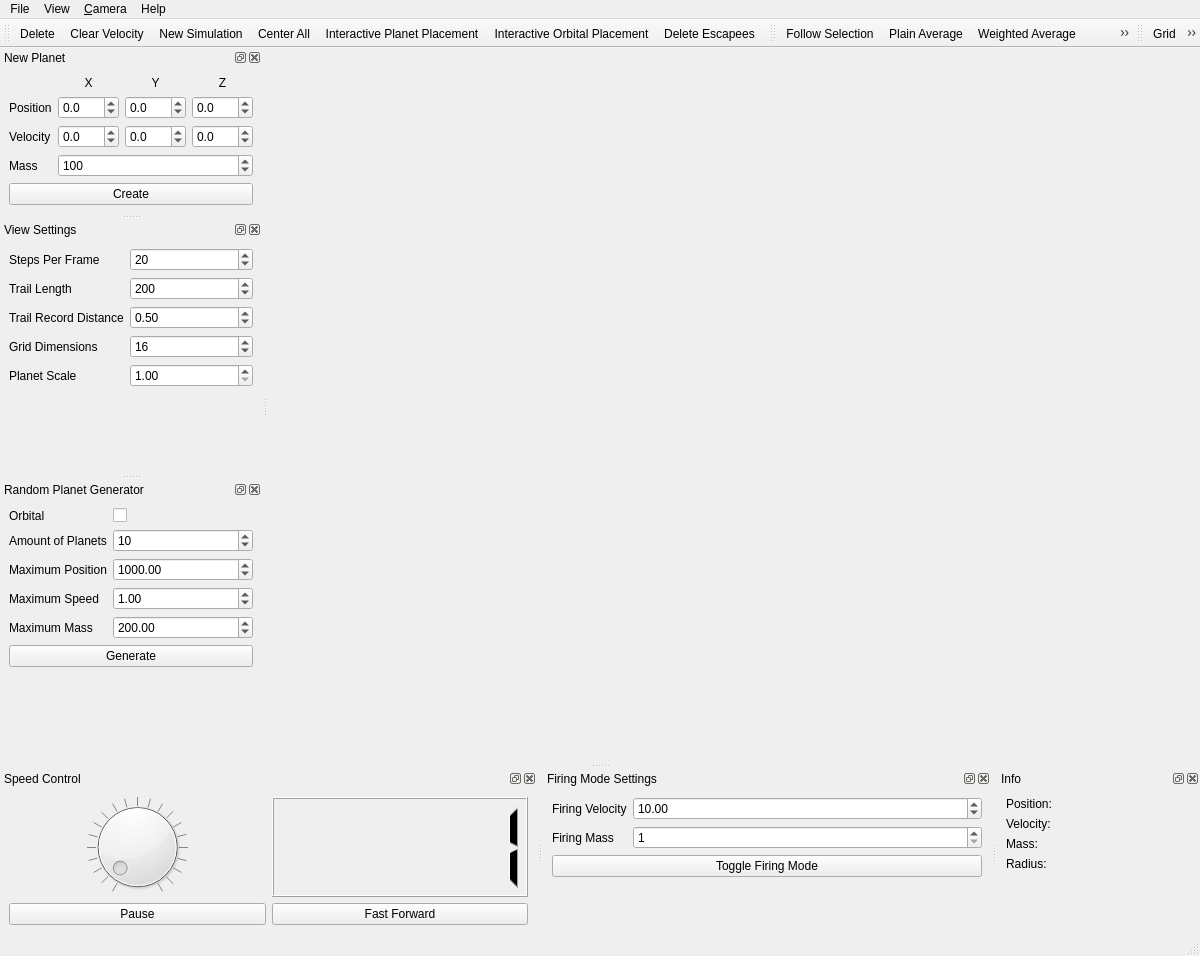
Before: the Qt Designer form qt/forms/mainwindow.ui in chipgw/planets-3d, drawn with Qt 5.
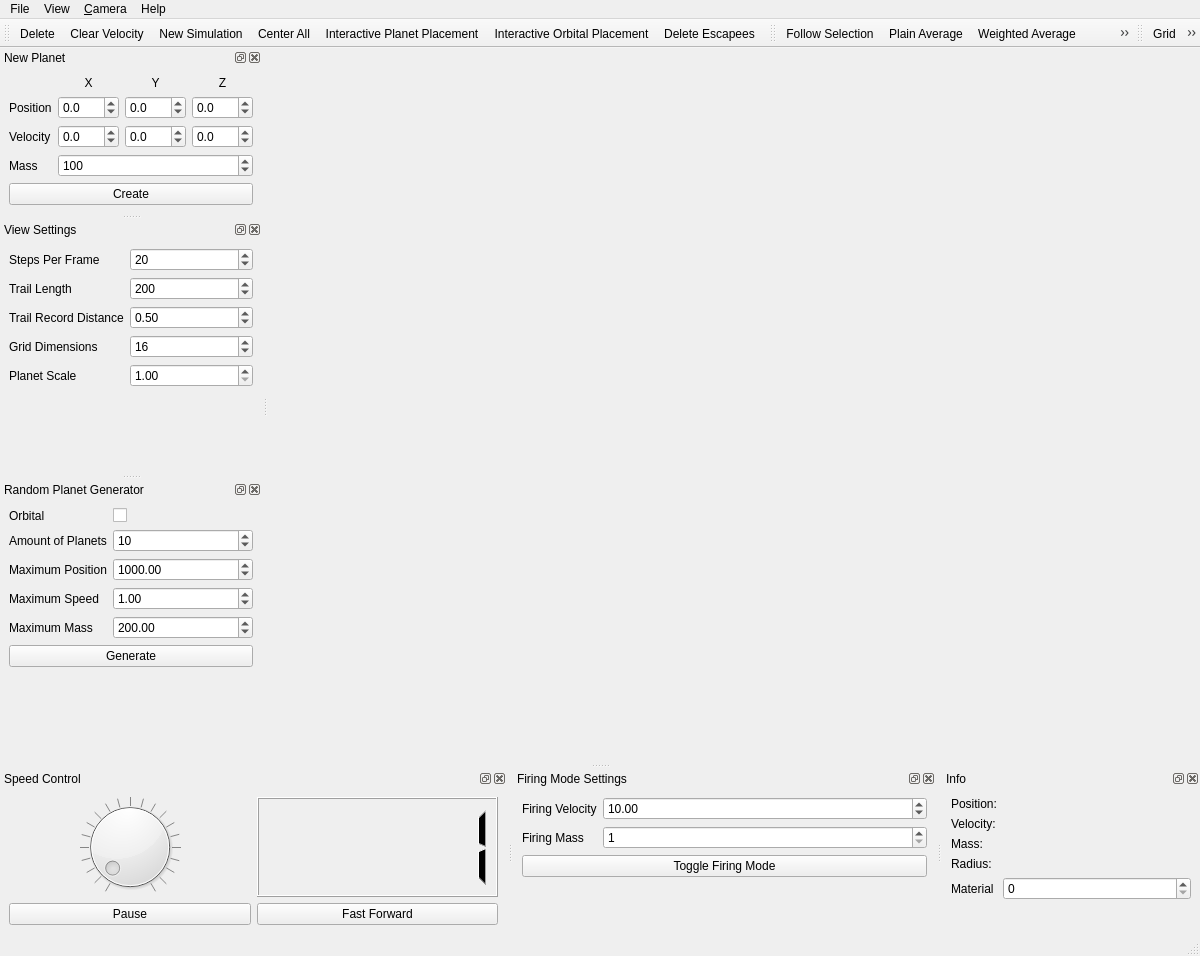
After: the same form once the commit is applied. Icons and pictures are not drawn. Custom widgets are drawn as their Qt base class.

Commit message: Qt: Added ability to view and change selected planet's materialID.

The edit to the form file:
```diff
--- a/qt/forms/mainwindow.ui
+++ b/qt/forms/mainwindow.ui
@@ -739,6 +739,20 @@
        </property>
       </widget>
      </item>
+     <item row="4" column="0">
+      <widget class="QLabel" name="materialLabel">
+       <property name="text">
+        <string>Material</string>
+       </property>
+      </widget>
+     </item>
+     <item row="4" column="1">
+      <widget class="QSpinBox" name="materialSpinBox">
+       <property name="maximum">
+        <number>6</number>
+       </property>
+      </widget>
+     </item>
     </layout>
    </widget>
   </widget>
```
The commit also changes 2 other files.
